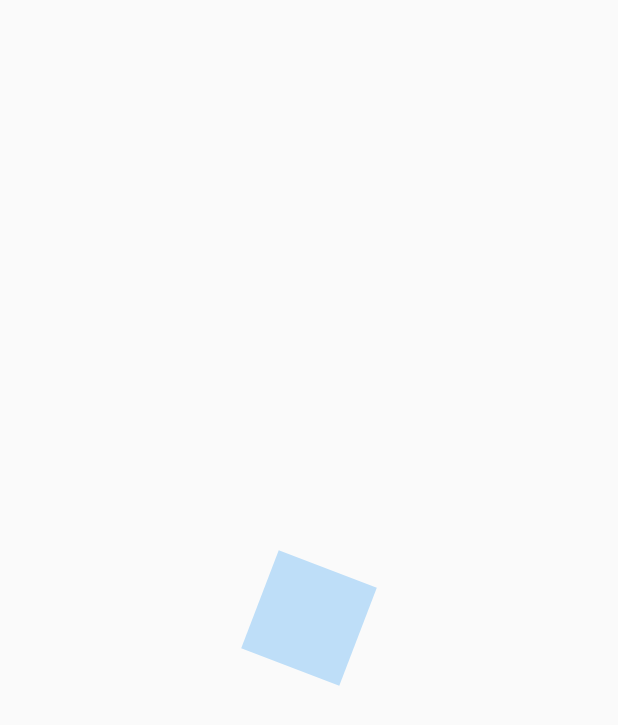
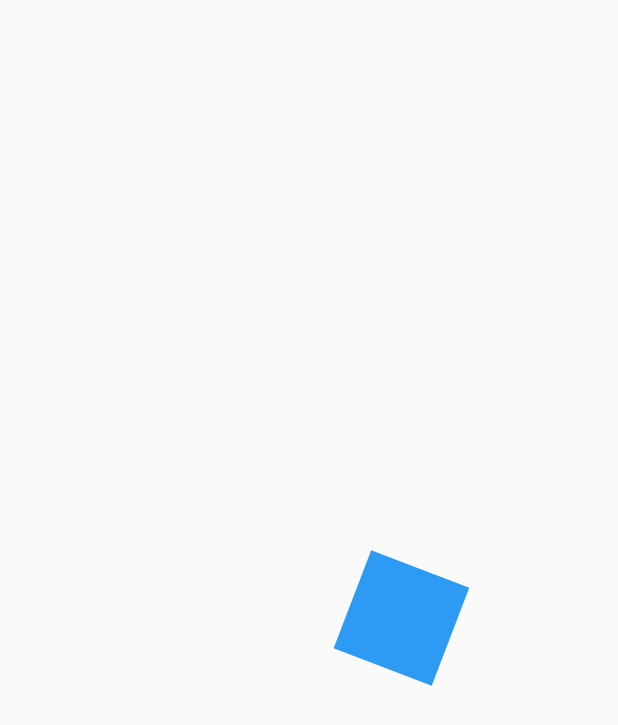
Before and after one commit to gvillegasc/header-style-flutter, a Flutter app: the first screen one second after launch, on a phone screen of 412 x 824 dp. Shown: the top 725 px of the screen. Run offline on Flutter 3.47's test engine with Material 2 defaults, Android fonts, the phone set to English and light mode, and no system bars.

Commit message:
Colocando movimiento al cuadrado

```diff
--- a/lib/src/pages/animaciones_page.dart
+++ b/lib/src/pages/animaciones_page.dart
@@ -22,6 +22,7 @@ class _CuadradoAnimadoState extends State<CuadradoAnimado>
   AnimationController controller;
   Animation<double> rotacion;
   Animation<double> opacidad;
+  Animation<double> moverDerecha;
 
   @override
   void initState() {
@@ -31,7 +32,11 @@ class _CuadradoAnimadoState extends State<CuadradoAnimado>
     rotacion = Tween(begin: 0.0, end: 2.0 * Math.pi)
         .animate(CurvedAnimation(parent: controller, curve: Curves.easeOut));
 
-    opacidad = Tween(begin: 0.1, end: 1.0).animate(controller);
+    opacidad = Tween(begin: 0.1, end: 1.0).animate(CurvedAnimation(
+        parent: controller, curve: Interval(0, 0.25, curve: Curves.easeOut)));
+
+    moverDerecha = Tween(begin: 0.0, end: 200.0)
+        .animate(CurvedAnimation(parent: controller, curve: Curves.easeOut));
 
     controller.addListener(() {
       // print('Status: ${controller.status}');
@@ -58,12 +63,15 @@ class _CuadradoAnimadoState extends State<CuadradoAnimado>
       animation: controller,
       child: _Rectangulo(),
       builder: (BuildContext context, Widget childRectangulo) {
-        return Transform.rotate(
-            angle: rotacion.value,
-            child: Opacity(
-              opacity: opacidad.value,
-              child: childRectangulo,
-            ));
+        return Transform.translate(
+          offset: Offset(moverDerecha.value, 0),
+          child: Transform.rotate(
+              angle: rotacion.value,
+              child: Opacity(
+                opacity: opacidad.value,
+                child: childRectangulo,
+              )),
+        );
       },
     );
   }
```
